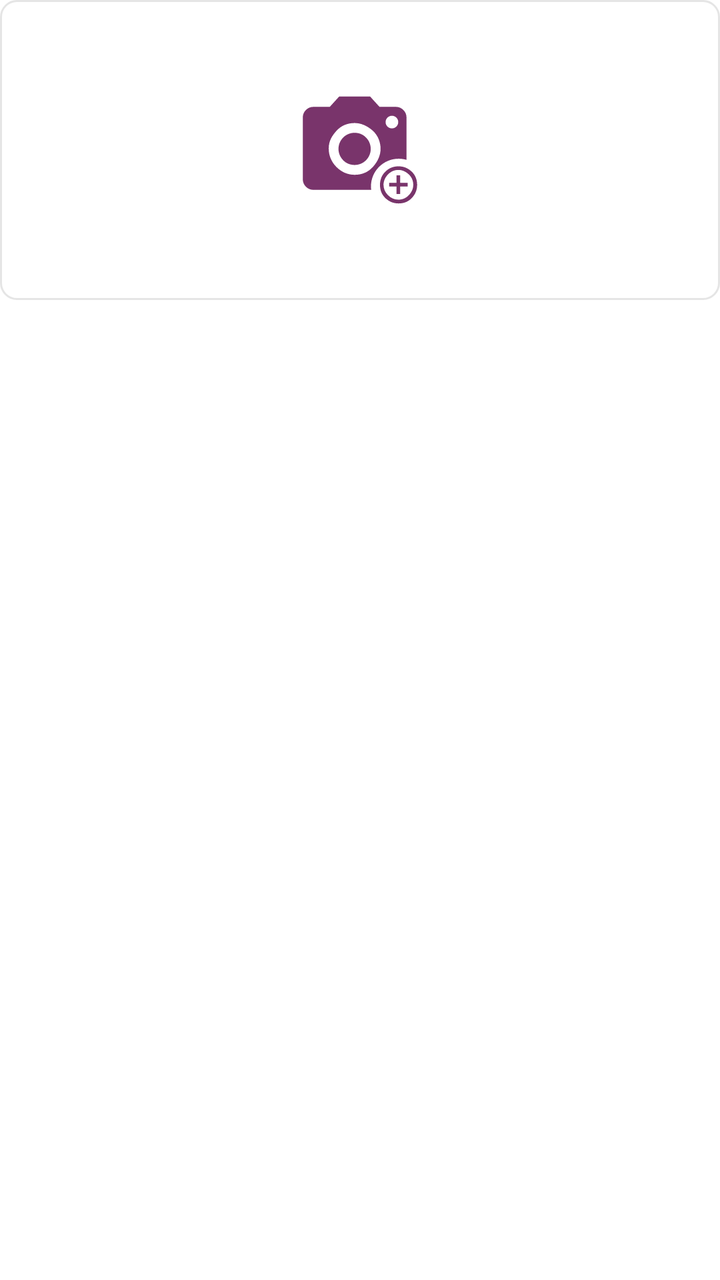
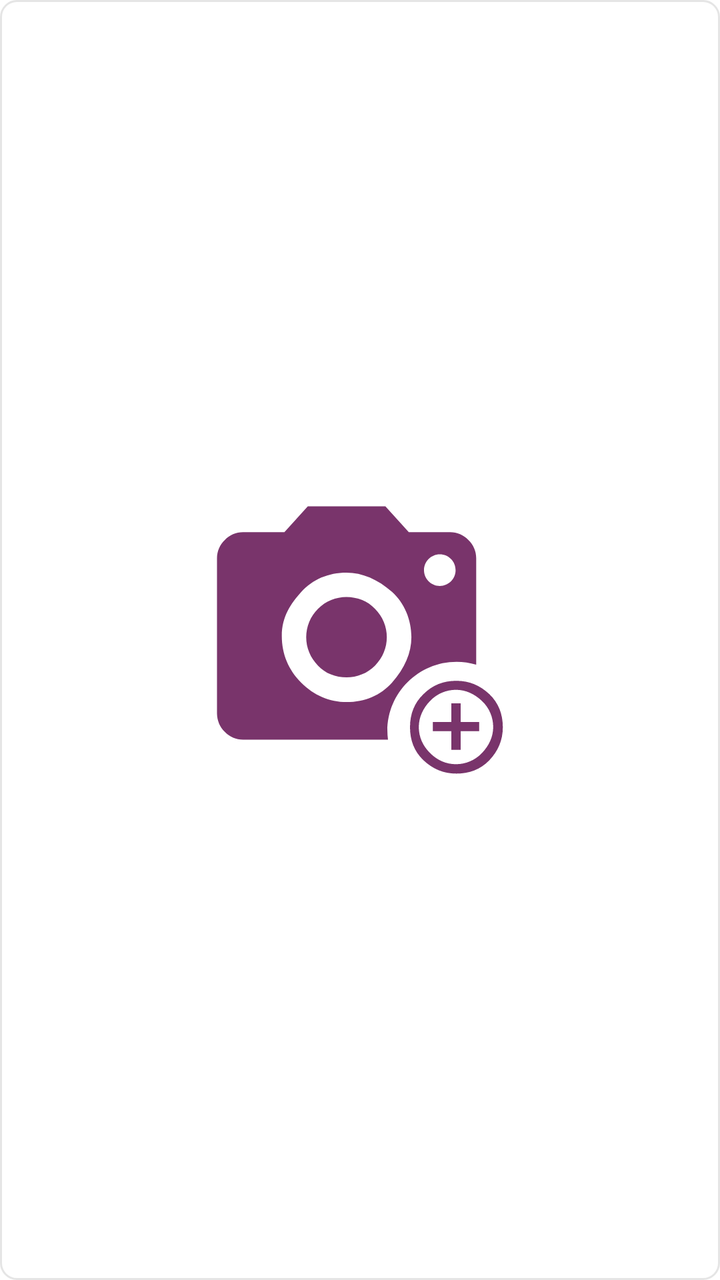

An Android layout rendered at two revisions. The XML below is the earlier revision; the diff shows what the commit changed to produce the second picture.
<!-- AndroidManifest.xml: application theme AppTheme -->
<!-- res/layout/item_photo.xml -->
<?xml version="1.0" encoding="utf-8"?>
<LinearLayout xmlns:android="http://schemas.android.com/apk/res/android" xmlns:app="http://schemas.android.com/apk/res-auto"
    android:id="@+id/item_layout"
    android:orientation="vertical"
    android:layout_marginEnd="5dp"
    android:layout_marginBottom="5dp"
    android:layout_width="match_parent"
    android:layout_height="wrap_content">

    <LinearLayout
        android:gravity="center"
        android:orientation="vertical"
        android:background="@drawable/shape_radius_8_pad_15_stroke_grey_solid_white"
        android:layout_width="match_parent"
        android:layout_height="150dp">
        <ImageView
            android:id="@+id/item_image"
            android:src="@drawable/ic_add_photo"
            android:layout_width="wrap_content"
            android:layout_height="wrap_content"/>
    </LinearLayout>


    <TextView
        android:visibility="gone"
        android:id="@+id/item_name"
        android:ellipsize="end"
        android:maxLines="1"
        android:text="AKS Pharmacy"
        android:textSize="16sp"
        android:layout_width="wrap_content"
        android:layout_height="wrap_content"/>

</LinearLayout>
<!-- resources referenced by this layout -->
<resources>
  <!-- drawable ic_add_photo (drawable) -->
  <vector xmlns:android="http://schemas.android.com/apk/res/android"
      android:width="300dp"
      android:height="300dp"
      android:viewportWidth="300"
      android:viewportHeight="300">
    <path
        android:fillColor="#79346B"
        android:pathData="M164,199.8H91.5c-3.4,0 -6.7,-1.4 -9.1,-3.9c-2.5,-2.4 -3.8,-5.6 -3.9,-9.1v-77.7c0,-3.4 1.4,-6.7 3.9,-9.1c2.4,-2.5 5.6,-3.9 9.1,-3.9h20.7l11.7,-12.9h38.8l11.7,12.9h20.7c3.4,0 6.7,1.4 9.1,3.9c2.5,2.4 3.9,5.6 3.9,9.1v53.2c-3.2,-0.9 -6.5,-1.4 -9.8,-1.4c-19.1,0 -34.6,15.5 -34.6,34.6C163.7,196.9 163.8,198.3 164,199.8L164,199.8zM143.3,116.3c-9.2,0 -16.9,3.3 -22.7,9.7c-5,5.6 -9.7,12.1 -9.7,22c0,9 3.3,16.9 9.7,23.3c6.4,6.4 14.2,9.7 22.7,9.7c9.2,0 16.9,-3.3 22.7,-9.7c6.4,-7.1 9.7,-14.9 9.7,-22.7c0,-8.8 -3.5,-17.1 -9.7,-22.7C158.9,119.6 151.1,116.3 143.3,116.3L143.3,116.3zM189.9,107.2c-4.4,0 -7.9,3.6 -7.9,7.9c0,4.4 3.6,7.9 7.9,7.9c4.4,0 7.9,-3.6 7.9,-7.9C197.8,110.7 194.3,107.2 189.9,107.2L189.9,107.2zM143.3,168.7c-2.7,0 -5.4,-0.5 -7.9,-1.5c-2.4,-1 -4.6,-2.5 -6.4,-4.4c-1.9,-1.9 -3.4,-4.1 -4.4,-6.6c-1,-2.4 -1.5,-5 -1.5,-7.6c0,-2.6 0.5,-5.2 1.5,-7.6c1,-2.5 2.5,-4.7 4.4,-6.6c1.9,-1.9 4.1,-3.4 6.6,-4.4c2.4,-1 5,-1.5 7.6,-1.5c2.7,0 5.4,0.5 7.9,1.5c2.4,1 4.6,2.5 6.4,4.4c1.9,1.9 3.4,4.1 4.4,6.6c1,2.4 1.5,5 1.5,7.6c0,2.6 -0.5,5.2 -1.5,7.6c-1,2.5 -2.5,4.7 -4.4,6.6c-1.9,1.9 -4.1,3.4 -6.6,4.4C148.5,168.2 145.9,168.7 143.3,168.7L143.3,168.7z"/>
    <path
        android:fillColor="#79346B"
        android:pathData="M181.7,177.1c4.6,-4.6 10,-6.7 16.5,-6.7s11.8,2.3 16.5,6.7c4.6,4.4 6.7,10 6.7,16.5c0,6.5 -2.3,11.8 -6.7,16.5c-4.4,4.6 -10,6.7 -16.5,6.7s-11.8,-2.3 -16.5,-6.7c-4.6,-4.4 -6.7,-10 -6.7,-16.5S177.1,181.5 181.7,177.1zM185,206.5c3.7,3.7 8.1,5.6 13,5.6c4.9,0 9.6,-2 13,-5.6c3.5,-3.7 5.6,-8.1 5.6,-13c0,-4.9 -2,-9.6 -5.6,-13c-3.7,-3.5 -8.1,-5.6 -13,-5.6c-4.9,0 -9.6,2 -13,5.6c-3.5,3.7 -5.6,8.1 -5.6,13S181.3,202.8 185,206.5L185,206.5zM200.3,181.7v9.3h9.3v4.6h-9.3v9.3h-4.6v-9.3h-9.3V191h9.3v-9.3H200.3z"/>
  </vector>
  <!-- drawable shape_radius_8_pad_15_stroke_grey_solid_white (drawable) -->
  <?xml version="1.0" encoding="utf-8"?>
  <shape xmlns:android="http://schemas.android.com/apk/res/android" android:shape="rectangle">
      <corners android:radius="8dp"/>
      <solid android:color="#FFFFFF"/>
      <stroke android:width="1dp" android:color="#e5e5e5"/>
      <padding android:bottom="15dp" android:left="15dp" android:right="15dp" android:top="15dp"/>
  </shape>
  <style name="AppTheme" parent="Theme.MaterialComponents.DayNight.NoActionBar">
          
          <item name="colorPrimary">@color/colorPrimary</item>
          <item name="colorPrimaryDark">@color/colorPrimaryDark</item>
          <item name="colorAccent">@color/colorAccent</item>
      </style>
  <color name="colorPrimary">#271547</color>
  <color name="colorPrimaryDark">#43105D</color>
  <color name="colorAccent">#2D164A</color>
</resources>

<!-- the commit's change to res/layout/item_photo.xml (unified diff, before → after) -->
@@ -1,33 +1,16 @@
 <?xml version="1.0" encoding="utf-8"?>
 <LinearLayout xmlns:android="http://schemas.android.com/apk/res/android" xmlns:app="http://schemas.android.com/apk/res-auto"
     android:id="@+id/item_layout"
+    android:gravity="center"
     android:orientation="vertical"
-    android:layout_marginEnd="5dp"
     android:layout_marginBottom="5dp"
+    android:background="@drawable/shape_radius_8_pad_15_stroke_grey_solid_white"
     android:layout_width="match_parent"
-    android:layout_height="wrap_content">
+    android:layout_height="150dp">
 
-    <LinearLayout
-        android:gravity="center"
-        android:orientation="vertical"
-        android:background="@drawable/shape_radius_8_pad_15_stroke_grey_solid_white"
-        android:layout_width="match_parent"
-        android:layout_height="150dp">
-        <ImageView
-            android:id="@+id/item_image"
-            android:src="@drawable/ic_add_photo"
-            android:layout_width="wrap_content"
-            android:layout_height="wrap_content"/>
-    </LinearLayout>
-
-
-    <TextView
-        android:visibility="gone"
-        android:id="@+id/item_name"
-        android:ellipsize="end"
-        android:maxLines="1"
-        android:text="AKS Pharmacy"
-        android:textSize="16sp"
+    <ImageView
+        android:id="@+id/item_image"
+        android:src="@drawable/ic_add_photo"
         android:layout_width="wrap_content"
         android:layout_height="wrap_content"/>
 
